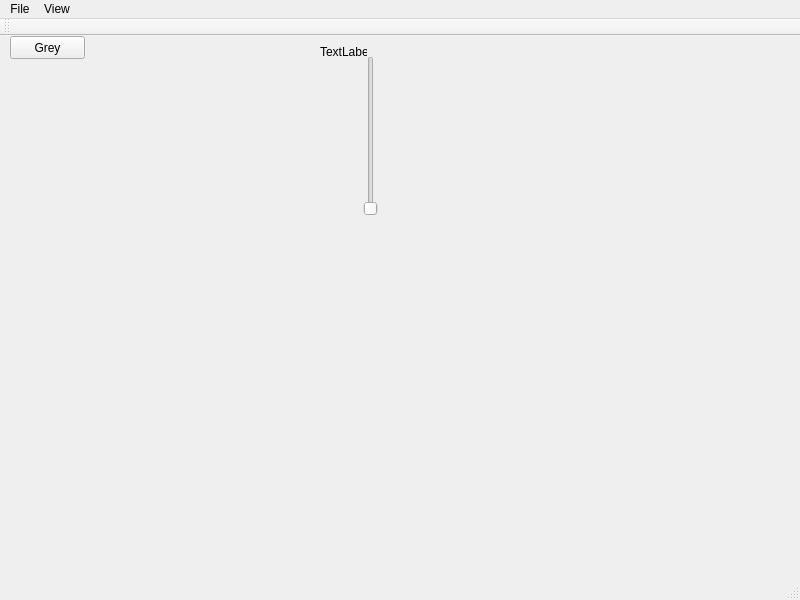
Before: the Qt Designer form mainwindow.ui in WesleyCh3n/Photo-Editor, drawn with Qt 5.
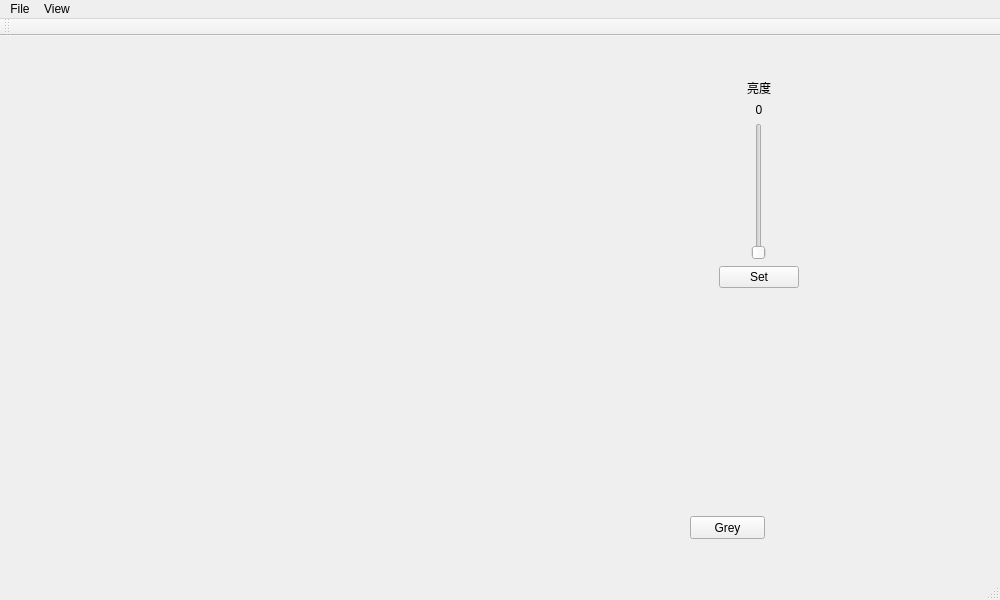
After: the same form once the commit is applied.

```diff
--- a/mainwindow.ui
+++ b/mainwindow.ui
@@ -6,7 +6,7 @@
    <rect>
     <x>0</x>
     <y>0</y>
-    <width>800</width>
+    <width>1000</width>
     <height>600</height>
    </rect>
   </property>
@@ -17,47 +17,21 @@
    <widget class="QLabel" name="label">
     <property name="geometry">
      <rect>
-      <x>20</x>
-      <y>30</y>
-      <width>361</width>
-      <height>231</height>
-     </rect>
-    </property>
-    <property name="text">
-     <string/>
-    </property>
-   </widget>
-   <widget class="QSlider" name="verticalSlider">
-    <property name="geometry">
-     <rect>
-      <x>360</x>
+      <x>10</x>
       <y>20</y>
-      <width>22</width>
-      <height>160</height>
-     </rect>
-    </property>
-    <property name="orientation">
-     <enum>Qt::Vertical</enum>
-    </property>
-   </widget>
-   <widget class="QLabel" name="sliderlabel">
-    <property name="geometry">
-     <rect>
-      <x>320</x>
-      <y>10</y>
-      <width>47</width>
-      <height>12</height>
+      <width>700</width>
+      <height>550</height>
      </rect>
     </property>
     <property name="text">
-     <string>TextLabel</string>
+     <string/>
     </property>
    </widget>
    <widget class="QPushButton" name="greybtn">
     <property name="geometry">
      <rect>
-      <x>10</x>
-      <y>0</y>
+      <x>690</x>
+      <y>480</y>
       <width>75</width>
       <height>23</height>
      </rect>
@@ -66,13 +40,110 @@
      <string>Grey</string>
     </property>
    </widget>
+   <widget class="QWidget" name="horizontalLayoutWidget">
+    <property name="geometry">
+     <rect>
+      <x>609</x>
+      <y>32</y>
+      <width>341</width>
+      <height>231</height>
+     </rect>
+    </property>
+    <layout class="QHBoxLayout" name="horizontalLayout">
+     <item>
+      <layout class="QVBoxLayout" name="verticalLayout_2">
+       <item>
+        <widget class="QLabel" name="txtlabel_brightness">
+         <property name="sizePolicy">
+          <sizepolicy hsizetype="Minimum" vsizetype="Preferred">
+           <horstretch>0</horstretch>
+           <verstretch>0</verstretch>
+          </sizepolicy>
+         </property>
+         <property name="text">
+          <string>亮度</string>
+         </property>
+         <property name="alignment">
+          <set>Qt::AlignCenter</set>
+         </property>
+        </widget>
+       </item>
+       <item>
+        <widget class="QLabel" name="sliderlabel">
+         <property name="sizePolicy">
+          <sizepolicy hsizetype="Minimum" vsizetype="Preferred">
+           <horstretch>0</horstretch>
+           <verstretch>0</verstretch>
+          </sizepolicy>
+         </property>
+         <property name="text">
+          <string>0</string>
+         </property>
+         <property name="alignment">
+          <set>Qt::AlignCenter</set>
+         </property>
+        </widget>
+       </item>
+       <item>
+        <layout class="QHBoxLayout" name="horizontalLayout_2">
+         <item>
+          <widget class="QSlider" name="BrightnessSlider">
+           <property name="sizePolicy">
+            <sizepolicy hsizetype="Fixed" vsizetype="MinimumExpanding">
+             <horstretch>0</horstretch>
+             <verstretch>0</verstretch>
+            </sizepolicy>
+           </property>
+           <property name="orientation">
+            <enum>Qt::Vertical</enum>
+           </property>
+          </widget>
+         </item>
+        </layout>
+       </item>
+       <item>
+        <widget class="QPushButton" name="brightnessset_btn">
+         <property name="sizePolicy">
+          <sizepolicy hsizetype="Maximum" vsizetype="Fixed">
+           <horstretch>0</horstretch>
+           <verstretch>0</verstretch>
+          </sizepolicy>
+         </property>
+         <property name="text">
+          <string>Set</string>
+         </property>
+        </widget>
+       </item>
+      </layout>
+     </item>
+     <item>
+      <spacer name="horizontalSpacer">
+       <property name="orientation">
+        <enum>Qt::Horizontal</enum>
+       </property>
+       <property name="sizeType">
+        <enum>QSizePolicy::Fixed</enum>
+       </property>
+       <property name="sizeHint" stdset="0">
+        <size>
+         <width>40</width>
+         <height>10</height>
+        </size>
+       </property>
+      </spacer>
+     </item>
+     <item>
+      <layout class="QVBoxLayout" name="verticalLayout"/>
+     </item>
+    </layout>
+   </widget>
   </widget>
   <widget class="QMenuBar" name="menuBar">
    <property name="geometry">
     <rect>
      <x>0</x>
      <y>0</y>
-     <width>800</width>
+     <width>1000</width>
      <height>21</height>
     </rect>
    </property>
```
Left out of the diff: 4 changed lines with no effect on the pictures.
